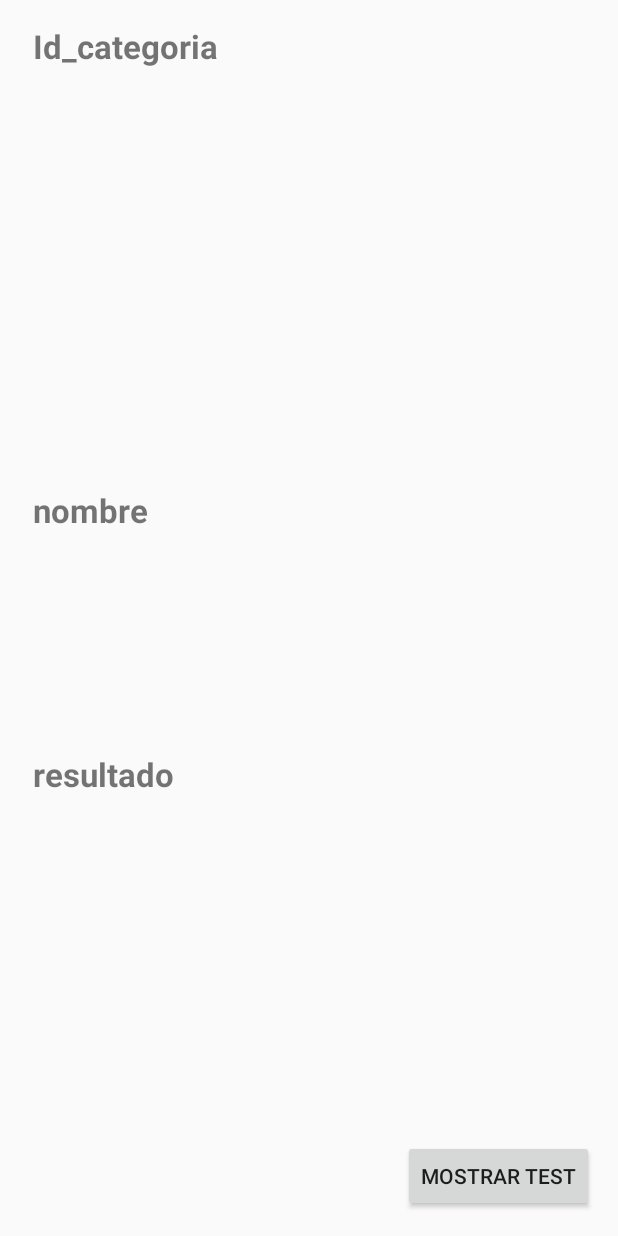
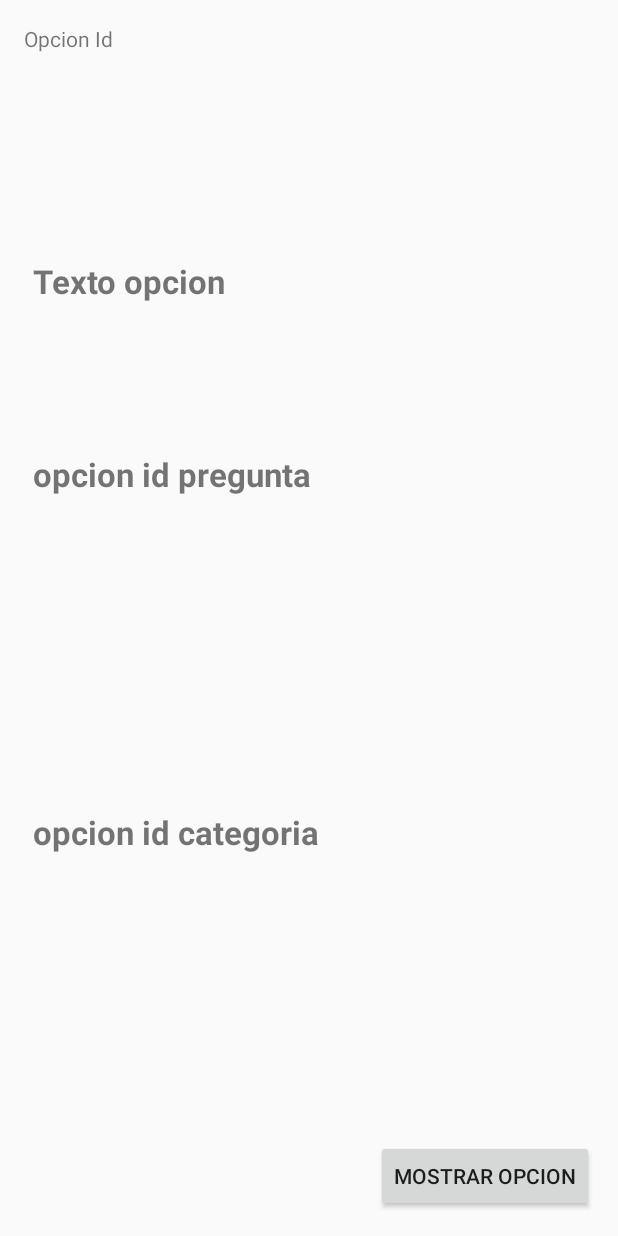
Before and after one commit to lalocl/quepues, an Android app: the screen it shows after launch (MainActivityPruebas), on a phone screen of 412 x 824 dp. Run offline under Robolectric (Android 15) with nearby library versions, the phone set to English and light mode, and no system bars.

Commit message:
OpcionDAO con clave foranea OK

```diff
--- a/app/src/main/java/com/wordpress/appsandroidsite/quepues/BBDD/DBHelper.java
+++ b/app/src/main/java/com/wordpress/appsandroidsite/quepues/BBDD/DBHelper.java
@@ -13,6 +13,7 @@ import android.database.sqlite.SQLiteDatabase;
 import android.database.sqlite.SQLiteOpenHelper;
 
 import com.wordpress.appsandroidsite.quepues.modelo.Categoria;
+import com.wordpress.appsandroidsite.quepues.modelo.Opcion;
 import com.wordpress.appsandroidsite.quepues.modelo.Pregunta;
 import com.wordpress.appsandroidsite.quepues.modelo.Test;
 
@@ -31,7 +32,7 @@ public class DBHelper extends SQLiteOpenHelper {
 
     //Cada vez que modifiquemos la base de datos hay que incrementar en uno el valor de esta variable
 
-    private static final int DATABASE_VERSION = 5;
+    private static final int DATABASE_VERSION = 6;
     //Nombre de la base de datos
     private static final String DATABASE_NAME="test.db";
 
@@ -64,12 +65,21 @@ public class DBHelper extends SQLiteOpenHelper {
                 + Pregunta.KEY_number  + " INTEGER, "
                 + " FOREIGN KEY ("+Pregunta.KEY_ID_test+") REFERENCES "+Test.TABLE+"("+Test.KEY_ID+")"
                 +");";
+        String CREATE_TABLE_OPTION = "CREATE TABLE " + Opcion.TABLE  + "("
+                + Opcion.KEY_ID  + " INTEGER PRIMARY KEY AUTOINCREMENT ,"
+                + Opcion.KEY_text + " TEXT, "
+                + Opcion.KEY_ID_question + " INTEGER, "
+                + Opcion.KEY_ID_category  + " INTEGER, "
+                + " FOREIGN KEY ("+Opcion.KEY_ID_question+") REFERENCES "+Pregunta.TABLE+"("+Pregunta.KEY_ID+"),"
+                + " FOREIGN KEY ("+Opcion.KEY_ID_category+") REFERENCES "+Categoria.TABLE+"("+Categoria.KEY_ID+")"
+                +");";
 
 
         db.execSQL("PRAGMA foreign_keys =ON;");
         db.execSQL(CREATE_TABLE_TEST);
         db.execSQL(CREATE_TABLE_QUESTION);
         db.execSQL(CREATE_TABLE_CATEGORY);
+        db.execSQL(CREATE_TABLE_OPTION);
 
         /*
         ContentValues values = new ContentValues();
@@ -92,6 +102,7 @@ public class DBHelper extends SQLiteOpenHelper {
         db.execSQL("DROP TABLE IF EXISTS " + Pregunta.TABLE);
         db.execSQL("DROP TABLE IF EXISTS " + Test.TABLE);
         db.execSQL("DROP TABLE IF EXISTS " + Categoria.TABLE);
+        db.execSQL("DROP TABLE IF EXISTS " + Opcion.TABLE);
         onCreate(db);
 
     }
--- a/app/src/main/java/com/wordpress/appsandroidsite/quepues/DAO/OpcionDAO.java
+++ b/app/src/main/java/com/wordpress/appsandroidsite/quepues/DAO/OpcionDAO.java
@@ -59,8 +59,8 @@ public class OpcionDAO {
                 Opcion.KEY_text + "," +
                 Opcion.KEY_ID_question + "," +
                 Opcion.KEY_ID_category +
-                " FROM " + Pregunta.TABLE
-                + " WHERE " + Pregunta.KEY_ID_test + " =?";
+                " FROM " + Opcion.TABLE
+                + " WHERE " + Opcion.KEY_ID_question + " =?";
 
         Opcion opcion ;
 
--- a/app/src/main/java/com/wordpress/appsandroidsite/quepues/activity/MainActivityPruebas.java
+++ b/app/src/main/java/com/wordpress/appsandroidsite/quepues/activity/MainActivityPruebas.java
@@ -1,6 +1,7 @@
 package com.wordpress.appsandroidsite.quepues.activity;
 
 import android.app.Activity;
+import android.content.ContentValues;
 import android.database.sqlite.SQLiteDatabase;
 import android.os.Bundle;
 import android.util.Log;
@@ -13,12 +14,18 @@ import android.widget.Toast;
 
 import com.wordpress.appsandroidsite.quepues.BBDD.DBHelper;
 import com.wordpress.appsandroidsite.quepues.DAO.CategoriaDAO;
+import com.wordpress.appsandroidsite.quepues.DAO.OpcionDAO;
 import com.wordpress.appsandroidsite.quepues.DAO.PreguntaDAO;
 import com.wordpress.appsandroidsite.quepues.DAO.TestDAO;
 import com.wordpress.appsandroidsite.quepues.R;
 import com.wordpress.appsandroidsite.quepues.modelo.Categoria;
+import com.wordpress.appsandroidsite.quepues.modelo.Opcion;
 import com.wordpress.appsandroidsite.quepues.modelo.Pregunta;
 import com.wordpress.appsandroidsite.quepues.modelo.Test;
+
+import org.w3c.dom.Text;
+
+import java.util.ArrayList;
 
 
 /**
@@ -31,22 +38,23 @@ public class MainActivityPruebas extends Activity implements View.OnClickListene
 
     Button mostrar;
 
-    /*
-    //Tipo
+
+    //Test
 
     TextView test_id;
     TextView tipo;
     Test test;
-*/
 
-    /*
+
+
     //Preguntas
     TextView pregunta_id;
     TextView texto_pregunta;
     TextView numero_pregunta;
     TextView pregunta_test_id;
     Pregunta pregunta;
-    */
+
+
 
     //Categoria
     TextView categoria_Id;
@@ -55,26 +63,40 @@ public class MainActivityPruebas extends Activity implements View.OnClickListene
     Categoria categoria;
 
 
+    //Opcion
+    TextView opcion_Id;
+    TextView opcion_texto;
+    TextView opcion_id_pregunta;
+    TextView opcion_id_categoria;
+    Opcion opcion;
+
+
+
 
 
     @Override
     public void onClick(View v) {
         Log.i(TAG, "Pulsado botón");
 
+
+        /*
+
+
+         //CATEGORIA
         categoria_Id=(TextView)findViewById(R.id.categoria_Id);
         nombre_categoria=(TextView)findViewById(R.id.nombre_categoria);
         resultado_categoria=(TextView)findViewById(R.id.resultado_categoria);
 
 
         //INSERTAR CATEGORIA
-    /*    CategoriaDAO categoriaDAO= new CategoriaDAO(MainActivityPruebas.this);
+        CategoriaDAO categoriaDAO= new CategoriaDAO(MainActivityPruebas.this);
         Categoria nuevaCategoria= new Categoria();
         nuevaCategoria.nombre="Gestión";
         nuevaCategoria.resultado="Gestión y Administración:  Desarrollar la actividad laboral dentro de la administración de las empresas.";
         int idCategoria=categoriaDAO.insert(nuevaCategoria);
-        Toast toastT=Toast.makeText(this, "Agregado con: " + idCategoria, Toast.LENGTH_SHORT);
-        toastT.show();*/
-
+        Toast toastC=Toast.makeText(this, "Agregado con: " + idCategoria, Toast.LENGTH_SHORT);
+        toastC.show();
+/*
         //BUSCAR CATEGORIA
         CategoriaDAO categoriaDAO2= new CategoriaDAO(MainActivityPruebas.this);
         categoria= categoriaDAO2.getById(1);
@@ -83,14 +105,10 @@ public class MainActivityPruebas extends Activity implements View.OnClickListene
         resultado_categoria.setText(categoria.resultado);
 
 
+        */
+    /*
+     //TEST
 
-
-
-
-
-
-
-    /*
         test_id = (TextView) findViewById(R.id.test_Id);
         tipo=(TextView) findViewById(R.id.tipo);
 
@@ -105,20 +123,22 @@ public class MainActivityPruebas extends Activity implements View.OnClickListene
         nuevoTest("Escuela Negocio");
 
         //BUSCAR TEST
-        TestDAO testDAO2= new TestDAO(MainActivity.this);
+        TestDAO testDAO2= new TestDAO(MainActivityPruebas.this);
         test=testDAO2.getTipeById(2);
         tipo.setText(test.tipo);
         test_id.setText(String.valueOf(test.test_ID));
 
-        */
 
 
-    /*
+
+     //PREGUNTAS
+
+
         texto_pregunta = (TextView) findViewById(R.id.texto_pregunta);
         pregunta_test_id=(TextView) findViewById(R.id.test_Id);
         numero_pregunta=(TextView) findViewById(R.id.numero_pregunta);
 
-
+/*
         //INSERTAR PREGUNTAS
 
         PreguntaDAO pd = new PreguntaDAO(MainActivityPruebas.this);
@@ -173,7 +193,37 @@ public class MainActivityPruebas extends Activity implements View.OnClickListene
 
 */
 
+        //OPCION
 
+        opcion_Id=(TextView)findViewById(R.id.opcion_Id);
+        opcion_texto=(TextView)findViewById(R.id.opcion_texto);
+        opcion_id_pregunta=(TextView)findViewById(R.id.opcion_id_pregunta);
+        opcion_id_categoria=(TextView)findViewById(R.id.opcion_id_categoria);
+
+        //INSERTAR OPCION
+        OpcionDAO opcionDAO = new OpcionDAO(MainActivityPruebas.this);
+        Opcion opcionNueva= new Opcion();
+        opcionNueva.texto="Opcion 20";
+        opcionNueva.categoria_ID=20;
+        opcionNueva.pregunta_ID=1;
+        int idOpcion=opcionDAO.insert(opcionNueva);
+        if(idOpcion>0) {
+            Toast toastO = Toast.makeText(this, "Agregado con: " + idOpcion, Toast.LENGTH_SHORT);
+            toastO.show();
+        }else{
+            Toast toastO = Toast.makeText(this, "No se ha podido agregar, comprueba que existen la categoria y la pregunta", Toast.LENGTH_SHORT);
+            toastO.show();
+        }
+    /*
+        //BUSCAR OPCION
+        OpcionDAO opcionDAO2 = new OpcionDAO(MainActivityPruebas.this);
+        ArrayList<Opcion> listByPreguntaId=opcionDAO2.getListByPreguntaId(1);
+        opcion_Id.setText(String.valueOf(listByPreguntaId.get(0).opcion_ID));
+        opcion_texto.setText(listByPreguntaId.get(0).texto);
+        opcion_id_pregunta.setText(String.valueOf(listByPreguntaId.get(0).pregunta_ID));
+        opcion_id_categoria.setText(String.valueOf(listByPreguntaId.get(0).categoria_ID));
+
+    */
     }
     public void nuevoTest(String nombreTipo){
         TestDAO testDAO= new TestDAO(MainActivityPruebas.this);
@@ -195,10 +245,12 @@ public class MainActivityPruebas extends Activity implements View.OnClickListene
         DBHelper dbHelper=new DBHelper(MainActivityPruebas.this);
         SQLiteDatabase db = dbHelper.getWritableDatabase();
 /*
-    Descomentar para hacer pruebas con los registros
+ //   Descomentar para hacer pruebas con los registros
 
 
     //Insertar las 8 categorias
+    listaCategorias();
+
 
     //Insertar los 2 tipos de test
         nuevoTest("Aula 10");
@@ -206,7 +258,7 @@ public class MainActivityPruebas extends Activity implements View.OnClickListene
 
     //Insertar n preguntas para cada test
         int n=20;
-        ContentValues values = new ContentValues();
+        ContentValues values;
         for(int i=0;i<n;i++) {
             values = new ContentValues();
             values.put(Pregunta.KEY_number, (i+1));
@@ -218,9 +270,39 @@ public class MainActivityPruebas extends Activity implements View.OnClickListene
         }
         db.close();
 
+
+    }
+
+    public void listaCategorias(){
+
+        DBHelper dbHelper=new DBHelper(MainActivityPruebas.this);
+        SQLiteDatabase db = dbHelper.getWritableDatabase();
+        ContentValues values;
+        Categoria categ;
+
+
+        String[] categorias = {"Gestión","Marketing","Diseño","Hosteleria y/o Turismo","Informática","Tecnológica","Sociosanitaria","Imagen Personal"};
+        String[] resultados = {"La Gestión es la ciencia social que tiene por objeto el estudio de las organizaciones y la técnica encargada de la planificación, organización, dirección y control de los recursos (humanos, financieros, materiales, tecnológicos, del conocimiento, etc.) de una organización, con el fin de obtener eficiencia o máximo beneficio posible; este beneficio puede ser social, económico o estratégico, dependiendo de los fines perseguidos por dicha organización.","" +
+                "Marketing es un concepto inglés, traducido al castellano como mercadeo o mercadotecnia. Se trata de la disciplina dedicada al análisis del comportamiento de los mercados y de los consumidores. El marketing analiza la gestión comercial de las empresas con el objetivo de captar, retener y fidelizar a los clientes a través de la satisfacción de sus necesidades","" +
+                "Diseño es una actividad creativa que tiene por fin proyectar objetos que sean útiles y estéticos.","" +
+                "Hostelería es el nombre genérico de las actividades económicas consistentes en la prestación de servicios ligados al alojamiento y la alimentación esporádicos, muy usualmente ligados al turismo.","" +
+                "La Informática es una ciencia que estudia métodos, técnicas, procesos, con el fin de almacenar, procesar y transmitir información y datos en formato digital.","" +
+                "Tecnología es el conjunto de conocimientos técnicos, científicamente ordenados, que permiten diseñar, crear bienes, servicios que facilitan la adaptación al medio ambiente y satisfacer tanto las necesidades esenciales como los deseos de la humanidad","" +
+                "La atención sociosanitaria es un título de formación profesional que reúne los servicios que coordinan la asistencia curativa, social y educativa de colectivos en situación de dependencia como la tercera edad, los enfermos crónicos y las personas con alguna discapacidad física, psíquica o sensoria","" +
+                "La imagen personal es una fuerte herramienta, ya sea de ventas, de negociaciones o de vida social.Es la manera en la que nos presentamos en el mercado, de manera integral. Con ello nos referimos a que la imagen (aunque el término de por sí apele a lo visual) es un complemento de la estética o la apariencia física y la percepción abstracta."};
+
+        for(int i=0;i<categorias.length;i++) {
+
+
+            values = new ContentValues();
+            values.put(Categoria.KEY_name, categorias[i]);
+            values.put(Categoria.KEY_result, resultados[i]);
+            db.insert(Categoria.TABLE, null, values);
+
+        }
+        db.close();
 */
     }
-
 
     @Override
     public boolean onCreateOptionsMenu(Menu menu) {
--- a/app/src/main/res/layout/main.xml
+++ b/app/src/main/res/layout/main.xml
@@ -8,8 +8,8 @@
     <!-- <include layout="@layout/pruebas"/>-->
     <!--<include layout ="@layout/prueba_preguntas"/>-->
    <!-- <include layout ="@layout/pruebas_test"/>-->
-    <include layout ="@layout/pruebas_categoria"/>
-
+   <!-- <include layout ="@layout/pruebas_categoria"/>-->
+    <include layout ="@layout/pruebas_opcion"/>
 
    <!-- // Tester funcionalidad completa
    tools:context=".MainActivity">
--- /dev/null
+++ b/app/src/main/res/layout/pruebas_opcion.xml
@@ -0,0 +1,75 @@
+<RelativeLayout xmlns:android="http://schemas.android.com/apk/res/android"
+    xmlns:tools="http://schemas.android.com/tools" android:layout_width="match_parent"
+    android:layout_height="match_parent" android:paddingLeft="16dp"
+    android:paddingRight="16dp"
+    android:paddingTop="16dp"
+    android:paddingBottom="16dp" tools:context=".MainActivity">
+
+    <Button
+        android:layout_width="wrap_content"
+        android:layout_height="wrap_content"
+        android:text="Mostrar Opcion"
+        android:id="@+id/mostrar"
+        android:layout_alignParentBottom="true"
+        android:layout_alignParentRight="true" />
+
+    <TextView
+        android:id="@+id/opcion_Id"
+        android:layout_width="wrap_content"
+        android:layout_height="wrap_content"
+        android:gravity="center_vertical"
+        android:text="Opcion Id"
+        android:layout_alignParentLeft="true"
+        android:layout_alignParentStart="true"
+        android:visibility="visible" />  <!-- cambiar por gone -está ahi pero no se muestra-->
+    <TextView
+        android:id="@+id/opcion_texto"
+        android:layout_width="wrap_content"
+        android:layout_height="wrap_content"
+        android:gravity="center_vertical"
+        android:text="Texto opcion"
+        android:paddingLeft="6dip"
+
+        android:textSize="22sp"
+        android:textStyle="bold"
+        android:visibility="visible"
+        android:layout_marginTop="137dp"
+        android:layout_below="@+id/opcion_Id"
+        android:layout_alignParentLeft="true"
+        android:layout_alignParentStart="true" />
+
+    <TextView
+        android:id="@+id/opcion_id_pregunta"
+        android:layout_width="fill_parent"
+        android:layout_height="wrap_content"
+        android:gravity="center_vertical"
+        android:text="opcion id pregunta"
+        android:paddingLeft="6dip"
+        android:textSize="22sp"
+        android:textStyle="bold"
+        android:visibility="visible"
+        android:layout_alignTop="@+id/opcion_id_categoria"
+        android:layout_alignParentRight="true"
+        android:layout_alignParentEnd="true">
+
+    </TextView>
+
+    <TextView
+        android:id="@+id/opcion_id_categoria"
+
+        android:layout_width="match_parent"
+        android:layout_height="match_parent"
+        android:gravity="center_vertical"
+        android:text="opcion id categoria"
+        android:paddingLeft="6dip"
+        android:textSize="22sp"
+        android:textStyle="bold"
+        android:visibility="visible"
+        android:layout_below="@+id/opcion_texto"
+        android:layout_alignParentRight="true"
+        android:layout_alignParentEnd="true"
+        android:layout_marginTop="99dp" />
+
+
+
+</RelativeLayout>
```
